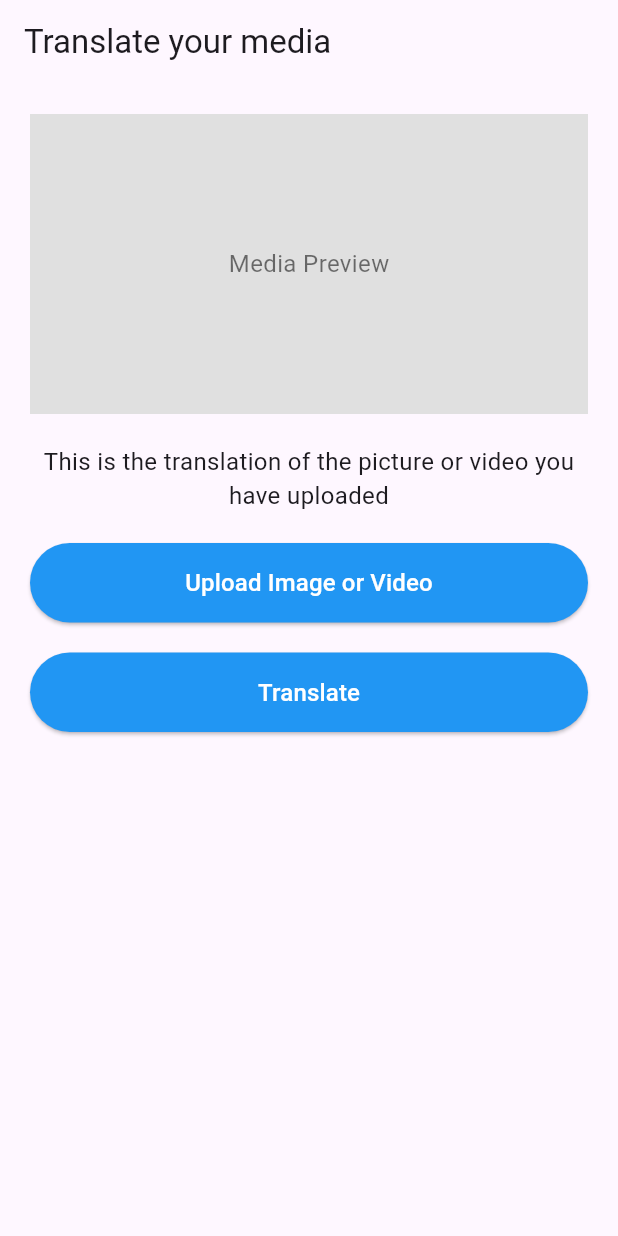
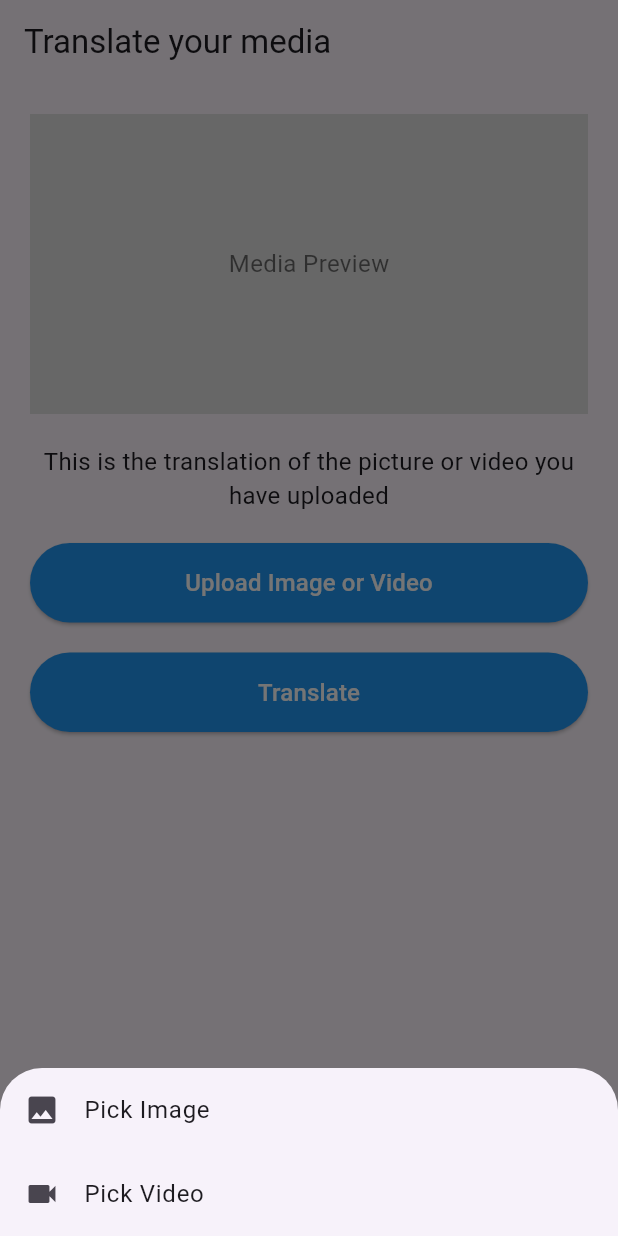
Before and after one commit to AliAljawad/Sign-Speak-Front, a Flutter app: the screen it shows after launch, after a tap on "Upload Image or Video", on a phone screen of 412 x 824 dp. Run offline on Flutter 3.47's test engine with Material 3 defaults, Android fonts, the phone set to English and light mode, and no system bars; our stand-ins replace camera, image_picker, video_player.

Commit message:
add Video Player Functionality

```diff
--- a/lib/screens/media_translation_screen.dart
+++ b/lib/screens/media_translation_screen.dart
@@ -1,6 +1,7 @@
 import 'dart:io';
 import 'package:flutter/material.dart';
 import 'package:image_picker/image_picker.dart';
+import 'package:video_player/video_player.dart';
 
 class MediaTranslationPage extends StatefulWidget {
   const MediaTranslationPage({super.key});
@@ -11,14 +12,57 @@ class MediaTranslationPage extends StatefulWidget {
 
 class _MediaTranslationPageState extends State<MediaTranslationPage> {
   XFile? _mediaFile;
+  VideoPlayerController? _videoController;
 
   Future<void> _pickMedia() async {
     final ImagePicker picker = ImagePicker();
+    showModalBottomSheet(
+      context: context,
+      builder: (BuildContext context) {
+        return SafeArea(
+          child: Wrap(
+            children: <Widget>[
+              ListTile(
+                leading: const Icon(Icons.photo),
+                title: const Text('Pick Image'),
+                onTap: () async {
                   final XFile? pickedFile = await picker.pickImage(source: ImageSource.gallery);
-
+                  setState(() {
+                    _mediaFile = pickedFile;
+                    _videoController = null;
+                  });
+                  Navigator.of(context).pop();
+                },
+              ),
+              ListTile(
+                leading: const Icon(Icons.videocam),
+                title: const Text('Pick Video'),
+                onTap: () async {
+                  final XFile? pickedFile = await picker.pickVideo(source: ImageSource.gallery);
+                  if (pickedFile != null) {
+                    _videoController = VideoPlayerController.file(File(pickedFile.path))
+                      ..initialize().then((_) {
+                        setState(() {});
+                        _videoController!.play();
+                      });
                     setState(() {
                       _mediaFile = pickedFile;
                     });
+                  }
+                  Navigator.of(context).pop();
+                },
+              ),
+            ],
+          ),
+        );
+      },
+    );
+  }
+
+  @override
+  void dispose() {
+    _videoController?.dispose();
+    super.dispose();
   }
 
   @override
@@ -42,9 +86,16 @@ class _MediaTranslationPageState extends State<MediaTranslationPage> {
                         'Media Preview',
                         style: TextStyle(fontSize: 16, color: Colors.black54),
                       )
+                    : _mediaFile!.path.endsWith('.mp4')
+                        ? _videoController != null && _videoController!.value.isInitialized
+                            ? AspectRatio(
+                                aspectRatio: _videoController!.value.aspectRatio,
+                                child: VideoPlayer(_videoController!),
+                              )
+                            : const CircularProgressIndicator()
                         : Image.file(
                             File(_mediaFile!.path),
-                        fit: BoxFit.cover,
+                            fit: BoxFit.fill,
                             width: double.infinity,
                             height: double.infinity,
                           ),
@@ -71,7 +122,9 @@ class _MediaTranslationPageState extends State<MediaTranslationPage> {
             ),
             const SizedBox(height: 20),
             ElevatedButton(
-              onPressed: () {},
+              onPressed: () {
+                // Placeholder for translation functionality
+              },
               style: ElevatedButton.styleFrom(
                 backgroundColor: Colors.blue,
                 padding: const EdgeInsets.symmetric(vertical: 15),
```
Lines whose indentation alone changed are shown as unchanged.
